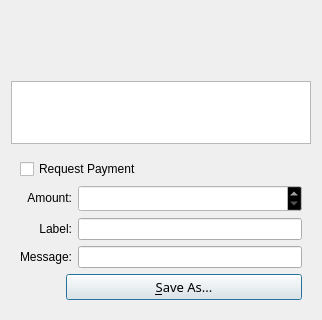
Old version of the form src/qt/forms/qrcodedialog.ui in the repository FlapXCoin/flapxcoin; both pictures show x 0 to 322 and y 236 to 556 of the 322 by 556 pixel window.
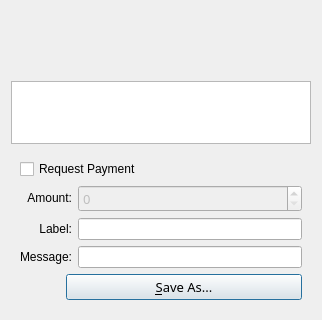
New version of the form. Custom widgets are drawn as their Qt base class.

Commit message: GUI: replace hand-set palettes and style sheets with one central style

Diff of the .ui file:
```diff
--- a/src/qt/forms/qrcodedialog.ui
+++ b/src/qt/forms/qrcodedialog.ui
@@ -102,448 +102,6 @@
             <height>0</height>
            </size>
           </property>
-          <property name="palette">
-           <palette>
-            <active>
-             <colorrole role="WindowText">
-              <brush brushstyle="SolidPattern">
-               <color alpha="255">
-                <red>255</red>
-                <green>170</green>
-                <blue>0</blue>
-               </color>
-              </brush>
-             </colorrole>
-             <colorrole role="Button">
-              <brush brushstyle="SolidPattern">
-               <color alpha="255">
-                <red>0</red>
-                <green>0</green>
-                <blue>0</blue>
-               </color>
-              </brush>
-             </colorrole>
-             <colorrole role="Light">
-              <brush brushstyle="SolidPattern">
-               <color alpha="255">
-                <red>255</red>
-                <green>255</green>
-                <blue>255</blue>
-               </color>
-              </brush>
-             </colorrole>
-             <colorrole role="Midlight">
-              <brush brushstyle="SolidPattern">
-               <color alpha="255">
-                <red>255</red>
-                <green>255</green>
-                <blue>255</blue>
-               </color>
-              </brush>
-             </colorrole>
-             <colorrole role="Dark">
-              <brush brushstyle="SolidPattern">
-               <color alpha="255">
-                <red>255</red>
-                <green>255</green>
-                <blue>255</blue>
-               </color>
-              </brush>
-             </colorrole>
-             <colorrole role="Mid">
-              <brush brushstyle="SolidPattern">
-               <color alpha="255">
-                <red>255</red>
-                <green>255</green>
-                <blue>255</blue>
-               </color>
-              </brush>
-             </colorrole>
-             <colorrole role="Text">
-              <brush brushstyle="SolidPattern">
-               <color alpha="255">
-                <red>255</red>
-                <green>170</green>
-                <blue>0</blue>
-               </color>
-              </brush>
-             </colorrole>
-             <colorrole role="BrightText">
-              <brush brushstyle="SolidPattern">
-               <color alpha="255">
-                <red>255</red>
-                <green>255</green>
-                <blue>255</blue>
-               </color>
-              </brush>
-             </colorrole>
-             <colorrole role="ButtonText">
-              <brush brushstyle="SolidPattern">
-               <color alpha="255">
-                <red>255</red>
-                <green>170</green>
-                <blue>0</blue>
-               </color>
-              </brush>
-             </colorrole>
-             <colorrole role="Base">
-              <brush brushstyle="SolidPattern">
-               <color alpha="255">
-                <red>0</red>
-                <green>0</green>
-                <blue>0</blue>
-               </color>
-              </brush>
-             </colorrole>
-             <colorrole role="Window">
-              <brush brushstyle="SolidPattern">
-               <color alpha="255">
-                <red>255</red>
-                <green>255</green>
-                <blue>255</blue>
-               </color>
-              </brush>
-             </colorrole>
-             <colorrole role="Shadow">
-              <brush brushstyle="SolidPattern">
-               <color alpha="255">
-                <red>255</red>
-                <green>255</green>
-                <blue>255</blue>
-               </color>
-              </brush>
-             </colorrole>
-             <colorrole role="Highlight">
-              <brush brushstyle="SolidPattern">
-               <color alpha="145">
-                <red>255</red>
-                <green>170</green>
-                <blue>0</blue>
-               </color>
-              </brush>
-             </colorrole>
-             <colorrole role="AlternateBase">
-              <brush brushstyle="SolidPattern">
-               <color alpha="255">
-                <red>0</red>
-                <green>0</green>
-                <blue>0</blue>
-               </color>
-              </brush>
-             </colorrole>
-             <colorrole role="ToolTipBase">
-              <brush brushstyle="SolidPattern">
-               <color alpha="255">
-                <red>0</red>
-                <green>0</green>
-                <blue>0</blue>
-               </color>
-              </brush>
-             </colorrole>
-             <colorrole role="ToolTipText">
-              <brush brushstyle="SolidPattern">
-               <color alpha="255">
-                <red>255</red>
-                <green>170</green>
-                <blue>0</blue>
-               </color>
-              </brush>
-             </colorrole>
-            </active>
-            <inactive>
-             <colorrole role="WindowText">
-              <brush brushstyle="SolidPattern">
-               <color alpha="255">
-                <red>255</red>
-                <green>170</green>
-                <blue>0</blue>
-               </color>
-              </brush>
-             </colorrole>
-             <colorrole role="Button">
-              <brush brushstyle="SolidPattern">
-               <color alpha="255">
-                <red>0</red>
-                <green>0</green>
-                <blue>0</blue>
-               </color>
-              </brush>
-             </colorrole>
-             <colorrole role="Light">
-              <brush brushstyle="SolidPattern">
-               <color alpha="255">
-                <red>255</red>
-                <green>255</green>
-                <blue>255</blue>
-               </color>
-              </brush>
-             </colorrole>
-             <colorrole role="Midlight">
-              <brush brushstyle="SolidPattern">
-               <color alpha="255">
-                <red>255</red>
-                <green>255</green>
-                <blue>255</blue>
-               </color>
-              </brush>
-             </colorrole>
-             <colorrole role="Dark">
-              <brush brushstyle="SolidPattern">
-               <color alpha="255">
-                <red>255</red>
-                <green>255</green>
-                <blue>255</blue>
-               </color>
-              </brush>
-             </colorrole>
-             <colorrole role="Mid">
-              <brush brushstyle="SolidPattern">
-               <color alpha="255">
-                <red>255</red>
-                <green>255</green>
-                <blue>255</blue>
-               </color>
-              </brush>
-             </colorrole>
-             <colorrole role="Text">
-              <brush brushstyle="SolidPattern">
-               <color alpha="255">
-                <red>255</red>
-                <green>170</green>
-                <blue>0</blue>
-               </color>
-              </brush>
-             </colorrole>
-             <colorrole role="BrightText">
-              <brush brushstyle="SolidPattern">
-               <color alpha="255">
-                <red>255</red>
-                <green>255</green>
-                <blue>255</blue>
-               </color>
-              </brush>
-             </colorrole>
-             <colorrole role="ButtonText">
-              <brush brushstyle="SolidPattern">
-               <color alpha="255">
-                <red>255</red>
-                <green>170</green>
-                <blue>0</blue>
-               </color>
-              </brush>
-             </colorrole>
-             <colorrole role="Base">
-              <brush brushstyle="SolidPattern">
-               <color alpha="255">
-                <red>0</red>
-                <green>0</green>
-                <blue>0</blue>
-               </color>
-              </brush>
-             </colorrole>
-             <colorrole role="Window">
-              <brush brushstyle="SolidPattern">
-               <color alpha="255">
-                <red>255</red>
-                <green>255</green>
-                <blue>255</blue>
-               </color>
-              </brush>
-             </colorrole>
-             <colorrole role="Shadow">
-              <brush brushstyle="SolidPattern">
-               <color alpha="255">
-                <red>255</red>
-                <green>255</green>
-                <blue>255</blue>
-               </color>
-              </brush>
-             </colorrole>
-             <colorrole role="Highlight">
-              <brush brushstyle="SolidPattern">
-               <color alpha="145">
-                <red>255</red>
-                <green>170</green>
-                <blue>0</blue>
-               </color>
-              </brush>
-             </colorrole>
-             <colorrole role="AlternateBase">
-              <brush brushstyle="SolidPattern">
-               <color alpha="255">
-                <red>0</red>
-                <green>0</green>
-                <blue>0</blue>
-               </color>
-              </brush>
-             </colorrole>
-             <colorrole role="ToolTipBase">
-              <brush brushstyle="SolidPattern">
-               <color alpha="255">
-                <red>0</red>
-                <green>0</green>
-                <blue>0</blue>
-               </color>
-              </brush>
-             </colorrole>
-             <colorrole role="ToolTipText">
-              <brush brushstyle="SolidPattern">
-               <color alpha="255">
-                <red>255</red>
-                <green>170</green>
-                <blue>0</blue>
-               </color>
-              </brush>
-             </colorrole>
-            </inactive>
-            <disabled>
-             <colorrole role="WindowText">
-              <brush brushstyle="SolidPattern">
-               <color alpha="255">
-                <red>255</red>
-                <green>255</green>
-                <blue>255</blue>
-               </color>
-              </brush>
-             </colorrole>
-             <colorrole role="Button">
-              <brush brushstyle="SolidPattern">
-               <color alpha="255">
-                <red>0</red>
-                <green>0</green>
-                <blue>0</blue>
-               </color>
-              </brush>
-             </colorrole>
-             <colorrole role="Light">
-              <brush brushstyle="SolidPattern">
-               <color alpha="255">
-                <red>255</red>
-                <green>255</green>
-                <blue>255</blue>
-               </color>
-              </brush>
-             </colorrole>
-             <colorrole role="Midlight">
-              <brush brushstyle="SolidPattern">
-               <color alpha="255">
-                <red>255</red>
-                <green>255</green>
-                <blue>255</blue>
-               </color>
-              </brush>
-             </colorrole>
-             <colorrole role="Dark">
-              <brush brushstyle="SolidPattern">
-               <color alpha="255">
-                <red>255</red>
-                <green>255</green>
-                <blue>255</blue>
-               </color>
-              </brush>
-             </colorrole>
-             <colorrole role="Mid">
-              <brush brushstyle="SolidPattern">
-               <color alpha="255">
-                <red>255</red>
-                <green>255</green>
-                <blue>255</blue>
-               </color>
-              </brush>
-             </colorrole>
-             <colorrole role="Text">
-              <brush brushstyle="SolidPattern">
-               <color alpha="255">
-                <red>255</red>
-                <green>255</green>
-                <blue>255</blue>
-               </color>
-              </brush>
-             </colorrole>
-             <colorrole role="BrightText">
-              <brush brushstyle="SolidPattern">
-               <color alpha="255">
-                <red>255</red>
-                <green>255</green>
-                <blue>255</blue>
-               </color>
-              </brush>
-             </colorrole>
-             <colorrole role="ButtonText">
-              <brush brushstyle="SolidPattern">
-               <color alpha="255">
-                <red>255</red>
-                <green>255</green>
-                <blue>255</blue>
-               </color>
-              </brush>
-             </colorrole>
-             <colorrole role="Base">
-              <brush brushstyle="SolidPattern">
-               <color alpha="255">
-                <red>255</red>
-                <green>255</green>
-                <blue>255</blue>
-               </color>
-              </brush>
-             </colorrole>
-             <colorrole role="Window">
-              <brush brushstyle="SolidPattern">
-               <color alpha="255">
-                <red>255</red>
-                <green>255</green>
-                <blue>255</blue>
-               </color>
-              </brush>
-             </colorrole>
-             <colorrole role="Shadow">
-              <brush brushstyle="SolidPattern">
-               <color alpha="255">
-                <red>255</red>
-                <green>255</green>
-                <blue>255</blue>
-               </color>
-              </brush>
-             </colorrole>
-             <colorrole role="Highlight">
-              <brush brushstyle="SolidPattern">
-               <color alpha="255">
-                <red>51</red>
-                <green>153</green>
-                <blue>255</blue>
-               </color>
-              </brush>
-             </colorrole>
-             <colorrole role="AlternateBase">
-              <brush brushstyle="SolidPattern">
-               <color alpha="255">
-                <red>0</red>
-                <green>0</green>
-                <blue>0</blue>
-               </color>
-              </brush>
-             </colorrole>
-             <colorrole role="ToolTipBase">
-              <brush brushstyle="SolidPattern">
-               <color alpha="255">
-                <red>0</red>
-                <green>0</green>
-                <blue>0</blue>
-               </color>
-              </brush>
-             </colorrole>
-             <colorrole role="ToolTipText">
-              <brush brushstyle="SolidPattern">
-               <color alpha="255">
-                <red>255</red>
-                <green>170</green>
-                <blue>0</blue>
-               </color>
-              </brush>
-             </colorrole>
-            </disabled>
-           </palette>
-          </property>
           <property name="font">
            <font>
             <family>Plantagenet Cherokee</family>
```
Left out of the diff: 91 changed lines with no effect on the pictures. The commit also changes 16 other files.
